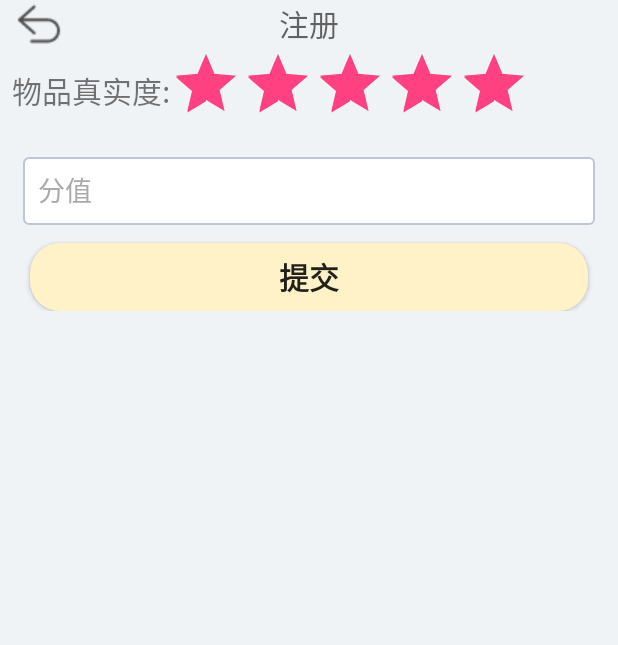
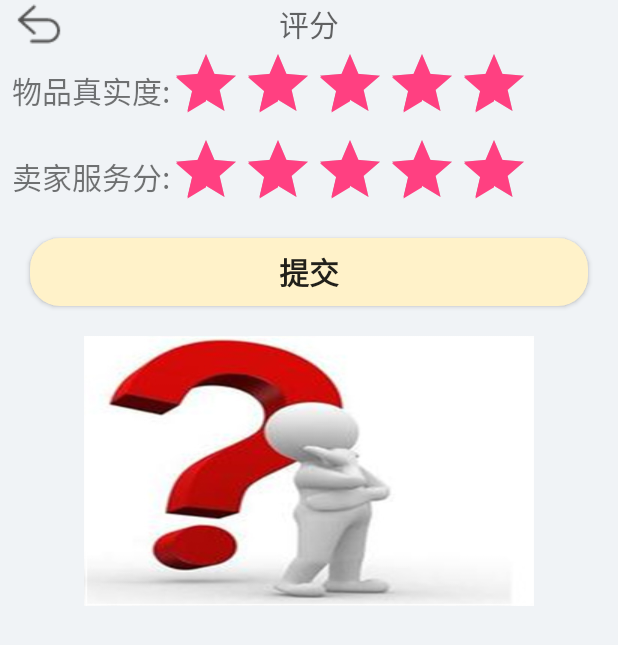
Before and after one commit to baifan666/MyApplication, an Android app: the EvaluateActivity screen opened directly, with no data from a screen before it, on a phone screen of 412 x 824 dp. Shown: the top 645 px of the screen. Run offline under Robolectric (Android 15) with nearby library versions, the phone set to English and light mode, and no system bars.

Commit message:
完善部分页面

```diff
--- a/app/src/main/java/com/example/baifan/myapplication/activity/EvaluateActivity.java
+++ b/app/src/main/java/com/example/baifan/myapplication/activity/EvaluateActivity.java
@@ -2,6 +2,7 @@ package com.example.baifan.myapplication.activity;
 
 import android.app.Activity;
 import android.os.Bundle;
+import android.view.View;
 import android.view.Window;
 import android.widget.EditText;
 import android.widget.ImageView;
@@ -13,7 +14,7 @@ import com.example.baifan.myapplication.application.ExitApplication;
 public class EvaluateActivity extends Activity {
     private ImageView back;
     private RatingBar ratingBar;
-    private EditText score;
+    private double score,score1,score2;
     @Override
     protected void onCreate(Bundle savedInstanceState) {
         super.onCreate(savedInstanceState);
@@ -22,12 +23,17 @@ public class EvaluateActivity extends Activity {
         //将该Activity添加到ExitApplication实例中，
         ExitApplication.getInstance().addActivity(this);
         back = (ImageView) findViewById(R.id.backImg); //返回
-        score = (EditText)findViewById(R.id.score);
+        back.setOnClickListener(new View.OnClickListener() {
+            @Override
+            public void onClick(View view) {
+                finish();
+            }
+        });
         ratingBar = (RatingBar) findViewById(R.id.ratingBar1);
         ratingBar.setOnRatingBarChangeListener(new RatingBar.OnRatingBarChangeListener() {
             @Override
             public void onRatingChanged(RatingBar ratingBar, float rating, boolean fromUser) {
-                score.setText(String.valueOf(rating));
+
             }
         });
     }
--- a/app/src/main/res/layout/activity_evaluate.xml
+++ b/app/src/main/res/layout/activity_evaluate.xml
@@ -26,11 +26,14 @@
             android:layout_centerHorizontal="true"
             android:layout_centerVertical="true"
             android:gravity="center_vertical"
-            android:hint="注册"
+            android:hint="评分"
             android:textColor="#00868B"
             android:textSize="20sp" />
     </RelativeLayout>
-
+    <ScrollView
+        android:layout_width="match_parent"
+        android:layout_height="wrap_content"
+        android:orientation="vertical">
     <LinearLayout
         android:layout_width="match_parent"
         android:layout_height="wrap_content"
@@ -41,7 +44,7 @@
             android:layout_height="wrap_content"
             android:orientation="horizontal" >
             <TextView
-                android:id="@+id/tv_location"
+                android:id="@+id/tv"
                 android:layout_width="match_parent"
                 android:layout_height="match_parent"
                 android:text="物品真实度:"
@@ -61,19 +64,31 @@
                 android:stepSize="0.5"
                 />
         </LinearLayout>
-        <EditText
-            android:id="@+id/score"
-            android:layout_width="match_parent"
-            android:layout_height="45dp"
-            android:layout_marginLeft="15dp"
-            android:layout_marginRight="15dp"
-            android:layout_marginTop="15dp"
-            android:background="@drawable/bg_edittext"
-            android:hint="分值"
-            android:padding="10dp"
-            android:singleLine="true"
-            android:textColorHint="#AAAAAA" />
-
+        <LinearLayout
+            android:layout_width="wrap_content"
+            android:layout_height="wrap_content"
+            android:orientation="horizontal" >
+            <TextView
+                android:id="@+id/tv1"
+                android:layout_width="match_parent"
+                android:layout_height="match_parent"
+                android:text="卖家服务分:"
+                android:textSize="20dp"
+                android:gravity="center"
+                android:paddingLeft="6dp"
+                android:layout_marginLeft="2dp"
+                />
+            <RatingBar
+                android:id="@+id/ratingBar2"
+                android:layout_width="wrap_content"
+                android:layout_height="wrap_content"
+                android:layout_gravity="center_horizontal"
+                android:numStars="5"
+                android:max="255"
+                android:progress="255"
+                android:stepSize="0.5"
+                />
+        </LinearLayout>
         <Button
             android:id="@+id/register"
             android:layout_width="match_parent"
@@ -86,6 +101,14 @@
             android:textSize="20dp"
             android:textStyle="bold" />
 
+        <ImageView
+            android:id="@+id/jbsc"
+            android:layout_width="wrap_content"
+            android:layout_height="180dp"
+            android:layout_marginTop="20dp"
+            android:layout_gravity="center"
+            android:background="@drawable/pj"
+            android:scaleType="centerCrop" />
     </LinearLayout>
-
+    </ScrollView>
 </LinearLayout>
```
Also changed, not shown: app/src/main/res/drawable/pj.jpg (added).
